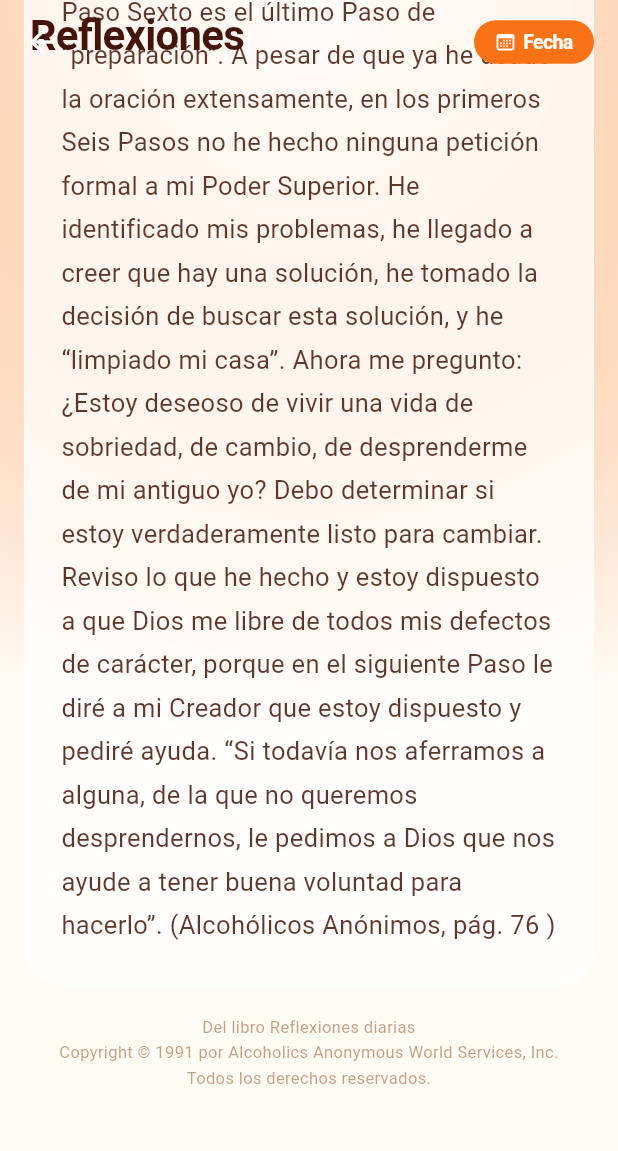
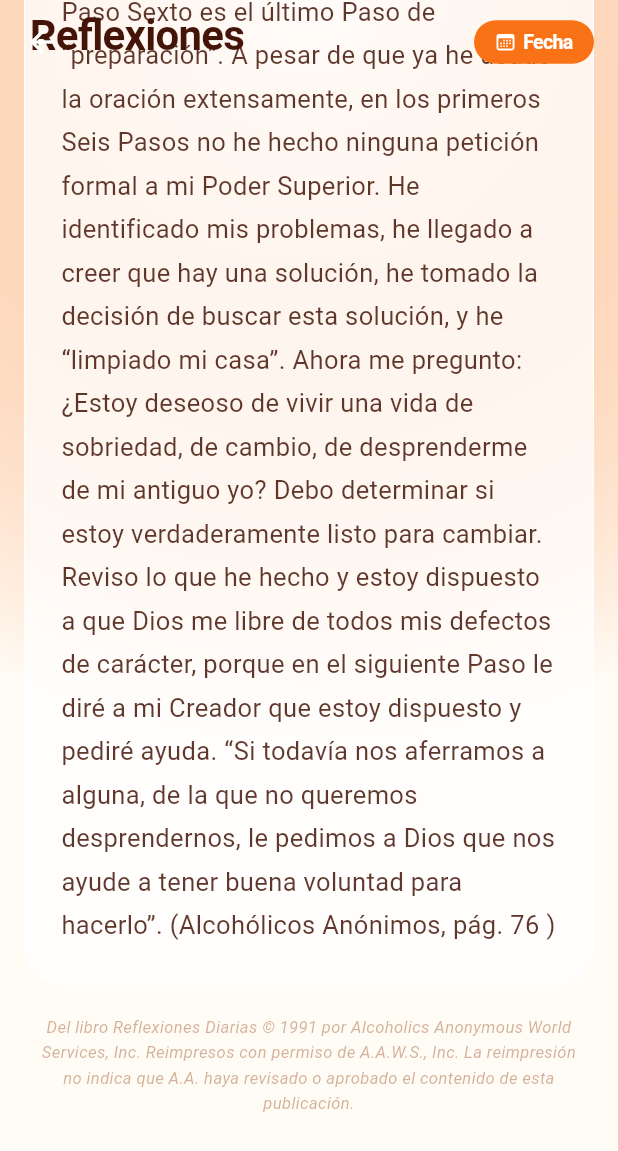
Before and after one commit to Emilop10/aa-app, a Flutter app: the DailyReadings screen opened directly, scrolled down 576 dp, on a phone screen of 412 x 824 dp. Shown: the top 1151 px of the screen. Run offline on Flutter 3.47's test engine with Material 3 defaults, Android fonts, the phone set to English and light mode, and no system bars; our stand-ins replace flutter_local_notifications, flutter_native_timezone, percent_indicator, share_plus, shared_preferences, table_calendar and 1 more; accounts and stored records are empty.

Commit message:
Improve AA copyright disclaimer in daily reflections
Updated to match the same format as 12 Pasos/Tradiciones footer,
with italic style and proper reprint permission language.

https://claude.ai/code/session_019beJmq9ZyPnWPycjoV5sz9

```diff
--- a/app/lib/daily_readings.dart
+++ b/app/lib/daily_readings.dart
@@ -364,11 +364,12 @@ class _DailyReadingsState extends State<DailyReadings>
                             child: Padding(
                               padding: const EdgeInsets.symmetric(horizontal: 8),
                               child: Text(
-                                'Del libro Reflexiones diarias\nCopyright © 1991 por Alcoholics Anonymous World Services, Inc. Todos los derechos reservados.',
+                                'Del libro Reflexiones Diarias © 1991 por Alcoholics Anonymous World Services, Inc. Reimpresos con permiso de A.A.W.S., Inc. La reimpresión no indica que A.A. haya revisado o aprobado el contenido de esta publicación.',
                                 style: TextStyle(
                                   fontSize: 11,
-                                  color: isDark ? Colors.white24 : _kTextSec.withOpacity(0.5),
+                                  color: isDark ? Colors.white24 : _kTextSec.withOpacity(0.4),
                                   height: 1.5,
+                                  fontStyle: FontStyle.italic,
                                 ),
                                 textAlign: TextAlign.center,
                               ),
```
